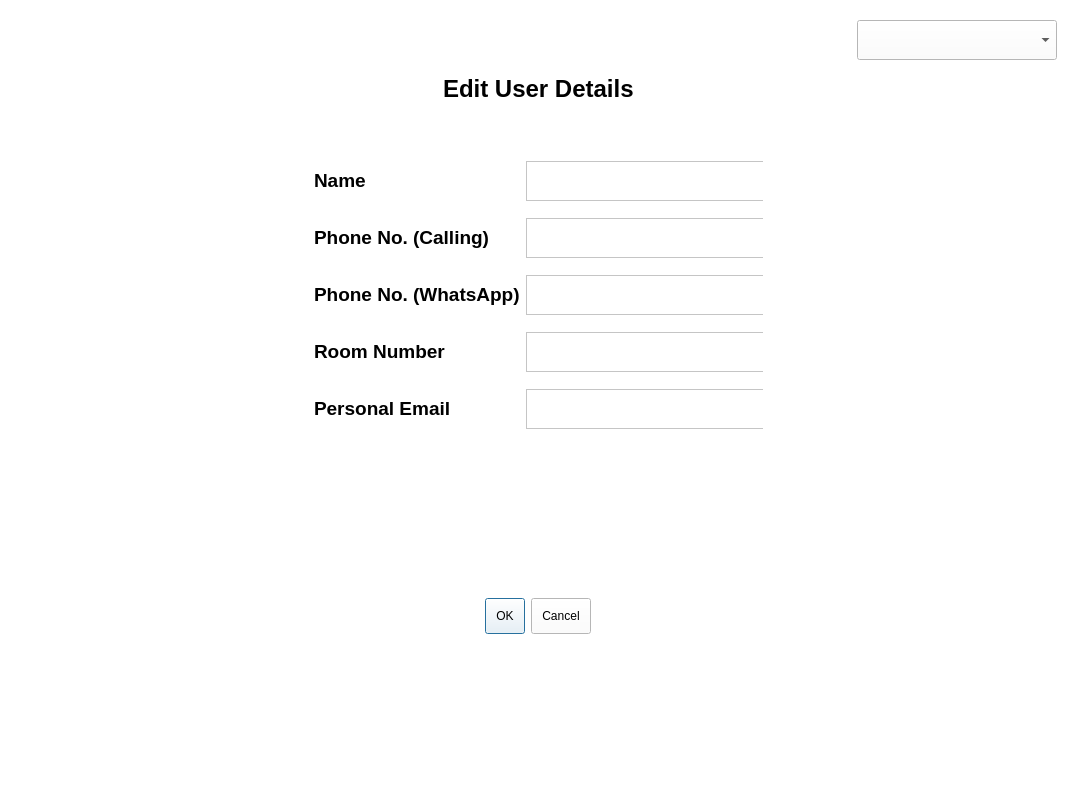
This is editdetails.ui in arc-bphc/sims-gui as Qt 5 draws it before an edit. The edited form follows.
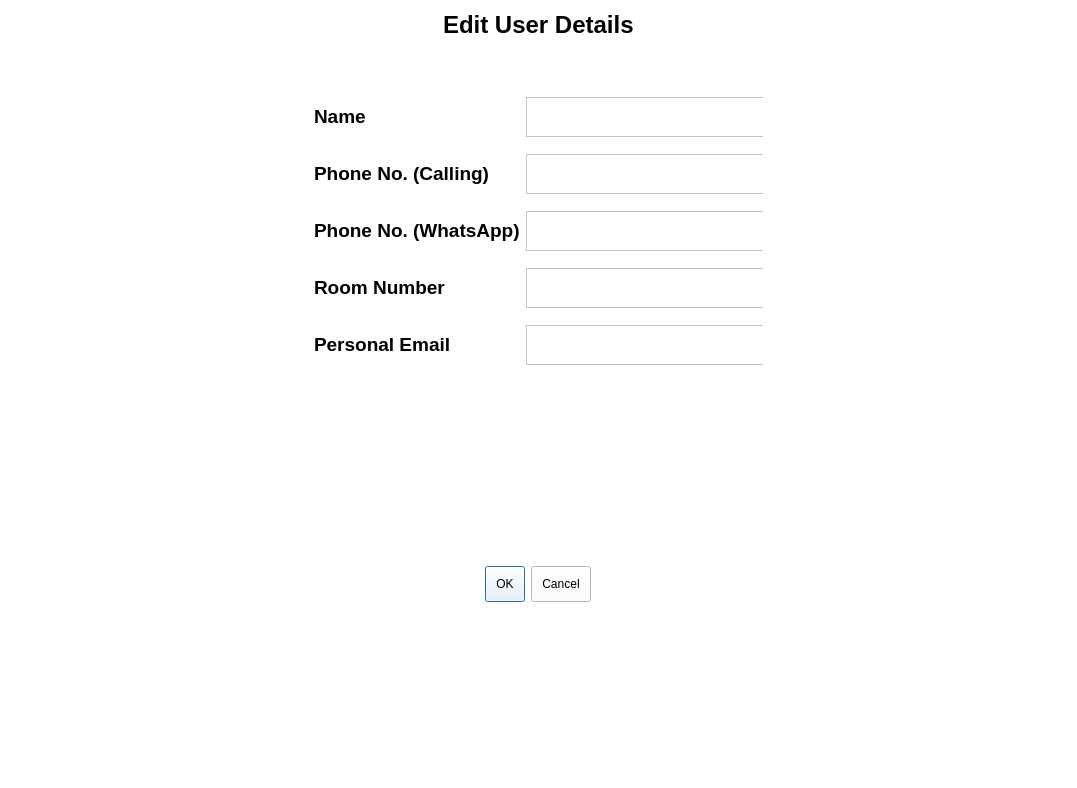
This is the edited form. Icons and pictures are not drawn.

Diff of the .ui file:
```diff
--- a/editdetails.ui
+++ b/editdetails.ui
@@ -27,20 +27,7 @@
   <layout class="QGridLayout" name="gridLayout_3">
    <item row="0" column="0">
     <layout class="QGridLayout" name="gridLayout_2">
-     <item row="2" column="1">
-      <spacer name="verticalSpacer_3">
-       <property name="orientation">
-        <enum>Qt::Vertical</enum>
-       </property>
-       <property name="sizeHint" stdset="0">
-        <size>
-         <width>20</width>
-         <height>40</height>
-        </size>
-       </property>
-      </spacer>
-     </item>
-     <item row="3" column="0" colspan="3" alignment="Qt::AlignHCenter">
+     <item row="2" column="0" colspan="3" alignment="Qt::AlignHCenter">
       <widget class="QWidget" name="widget" native="true">
        <property name="minimumSize">
         <size>
@@ -210,104 +197,25 @@
        </widget>
       </widget>
      </item>
-     <item row="1" column="1" alignment="Qt::AlignHCenter|Qt::AlignTop">
+     <item row="0" column="1" alignment="Qt::AlignHCenter|Qt::AlignTop">
       <widget class="QLabel" name="label_10">
        <property name="text">
         <string>&lt;html&gt;&lt;head/&gt;&lt;body&gt;&lt;p&gt;&lt;span style=&quot; font-size:18pt; font-weight:600;&quot;&gt;Edit User Details&lt;/span&gt;&lt;/p&gt;&lt;/body&gt;&lt;/html&gt;</string>
        </property>
       </widget>
      </item>
-     <item row="0" column="1" alignment="Qt::AlignHCenter|Qt::AlignTop">
-      <widget class="QLabel" name="label_7">
-       <property name="maximumSize">
-        <size>
-         <width>175</width>
-         <height>150</height>
-        </size>
+     <item row="1" column="1">
+      <spacer name="verticalSpacer_3">
+       <property name="orientation">
+        <enum>Qt::Vertical</enum>
        </property>
-       <property name="text">
-        <string/>
-       </property>
-       <property name="pixmap">
-        <pixmap>13015184_719298964879056_6631447530178360880_n.png</pixmap>
-       </property>
-       <property name="scaledContents">
-        <bool>true</bool>
-       </property>
-      </widget>
-     </item>
-     <item row="0" column="0" alignment="Qt::AlignLeft|Qt::AlignTop">
-      <widget class="QPushButton" name="backButton">
-       <property name="minimumSize">
+       <property name="sizeHint" stdset="0">
         <size>
-         <width>50</width>
-         <height>50</height>
+         <width>20</width>
+         <height>40</height>
         </size>
        </property>
-       <property name="text">
-        <string/>
-       </property>
-       <property name="icon">
-        <iconset>
-         <normaloff>ChevronLeft-128.png</normaloff>ChevronLeft-128.png</iconset>
-       </property>
-       <property name="iconSize">
-        <size>
-         <width>32</width>
-         <height>32</height>
-        </size>
-       </property>
-       <property name="flat">
-        <bool>true</bool>
-       </property>
-      </widget>
-     </item>
-     <item row="0" column="2" alignment="Qt::AlignRight|Qt::AlignTop">
-      <widget class="QWidget" name="widget" native="true">
-       <property name="minimumSize">
-        <size>
-         <width>250</width>
-         <height>0</height>
-        </size>
-       </property>
-       <property name="maximumSize">
-        <size>
-         <width>400</width>
-         <height>16777215</height>
-        </size>
-       </property>
-       <layout class="QHBoxLayout" name="horizontalLayout">
-        <item>
-         <widget class="QLabel" name="label_8">
-          <property name="maximumSize">
-           <size>
-            <width>50</width>
-            <height>40</height>
-           </size>
-          </property>
-          <property name="text">
-           <string/>
-          </property>
-          <property name="pixmap">
-           <pixmap>index.png</pixmap>
-          </property>
-          <property name="scaledContents">
-           <bool>true</bool>
-          </property>
-         </widget>
-        </item>
-        <item>
-         <widget class="QComboBox" name="comboBox">
-          <property name="minimumSize">
-           <size>
-            <width>200</width>
-            <height>40</height>
-           </size>
-          </property>
-         </widget>
-        </item>
-       </layout>
-      </widget>
+      </spacer>
      </item>
     </layout>
    </item>
```
